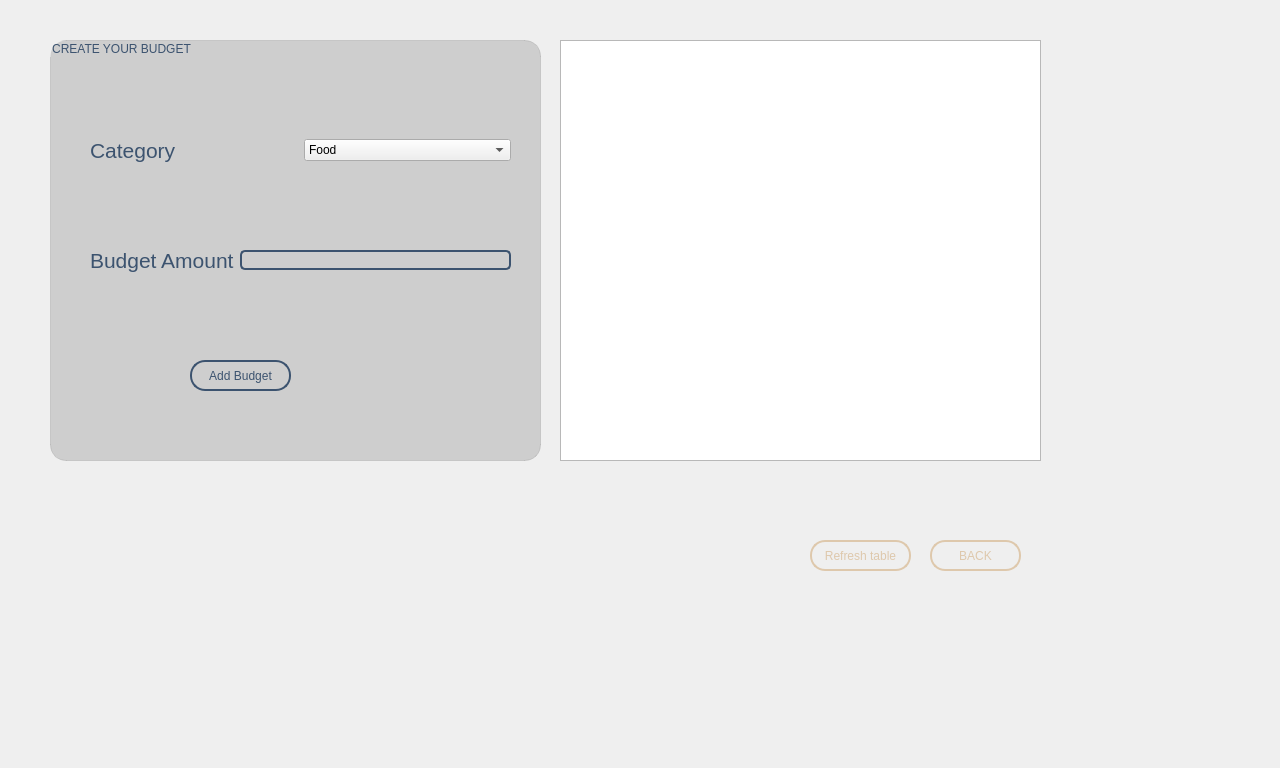
Before: the Qt Designer form budgetcreating.ui in RashmikaKDH/PersonalOrganizer_OOP_miniproject, drawn with Qt 5.
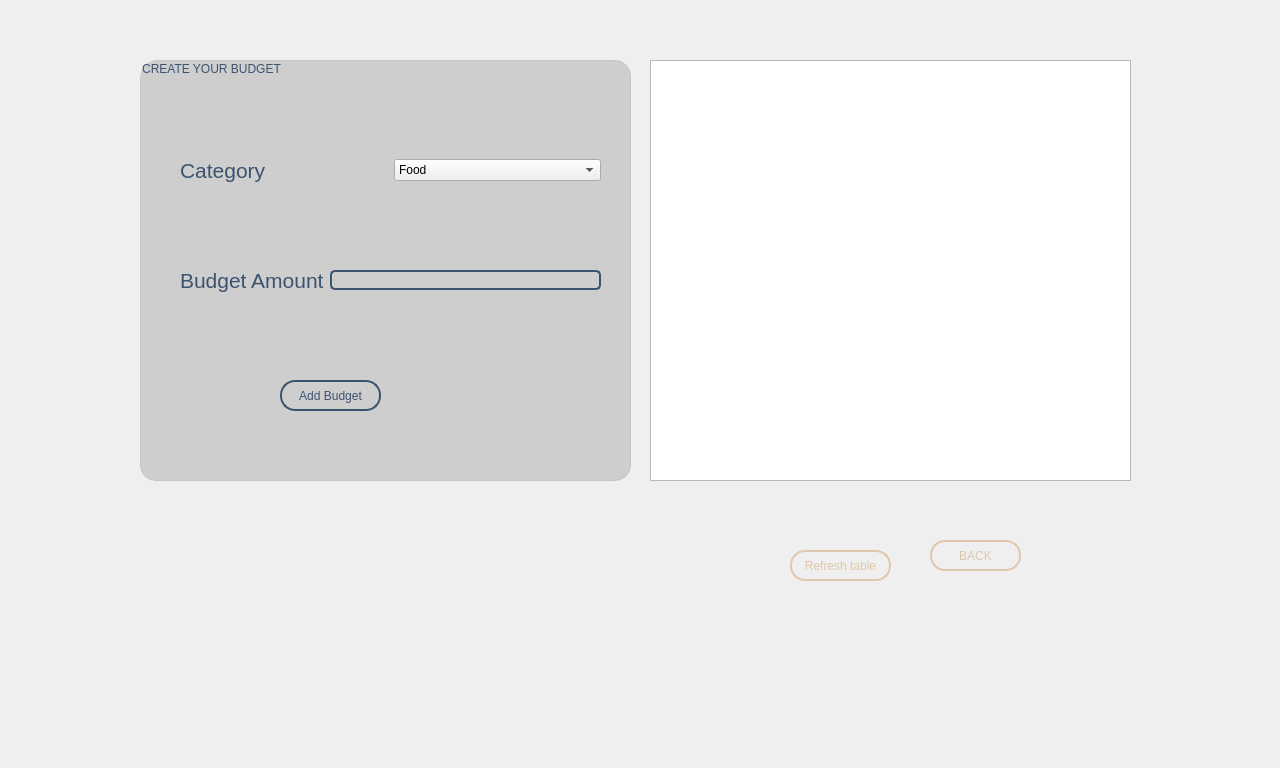
After: the same form once the commit is applied. Icons and pictures are not drawn.

```diff
--- a/budgetcreating.ui
+++ b/budgetcreating.ui
@@ -29,8 +29,8 @@
     <rect>
      <x>0</x>
      <y>0</y>
-     <width>1091</width>
-     <height>621</height>
+     <width>1281</width>
+     <height>761</height>
     </rect>
    </property>
    <widget class="QPushButton" name="pushButton_back">
@@ -58,8 +58,8 @@
     </property>
     <property name="geometry">
      <rect>
-      <x>560</x>
-      <y>40</y>
+      <x>650</x>
+      <y>60</y>
       <width>481</width>
       <height>421</height>
      </rect>
@@ -68,8 +68,8 @@
    <widget class="QPushButton" name="pushButton_tableview">
     <property name="geometry">
      <rect>
-      <x>810</x>
-      <y>540</y>
+      <x>790</x>
+      <y>550</y>
       <width>101</width>
       <height>31</height>
      </rect>
@@ -87,8 +87,8 @@
    <widget class="QGroupBox" name="groupBox">
     <property name="geometry">
      <rect>
-      <x>50</x>
-      <y>40</y>
+      <x>140</x>
+      <y>60</y>
       <width>491</width>
       <height>421</height>
      </rect>
```
Left out of the diff: 10 changed lines with no effect on the pictures.
